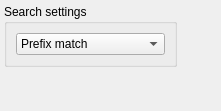
This is src/services/bookmarkindex/bookmarkindexwidget.ui in albertlauncher/albert as Qt 5 draws it before an edit. The edited form follows.
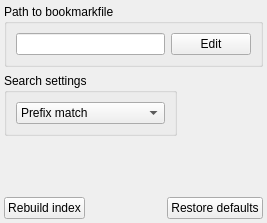
This is the edited form.

The edit to the form file:
```diff
--- a/src/services/bookmarkindex/bookmarkindexwidget.ui
+++ b/src/services/bookmarkindex/bookmarkindexwidget.ui
@@ -2,6 +2,14 @@
 <ui version="4.0">
  <class>BookmarkIndexWidget</class>
  <widget class="QWidget" name="BookmarkIndexWidget">
+  <property name="geometry">
+   <rect>
+    <x>0</x>
+    <y>0</y>
+    <width>267</width>
+    <height>223</height>
+   </rect>
+  </property>
   <layout class="QVBoxLayout" name="verticalLayout_2">
    <property name="leftMargin">
     <number>4</number>
@@ -15,6 +23,29 @@
    <property name="bottomMargin">
     <number>4</number>
    </property>
+   <item>
+    <widget class="QGroupBox" name="groupBox_2">
+     <property name="title">
+      <string>Path to bookmarkfile</string>
+     </property>
+     <layout class="QHBoxLayout" name="horizontalLayout_2">
+      <item>
+       <widget class="QLineEdit" name="le_path">
+        <property name="readOnly">
+         <bool>true</bool>
+        </property>
+       </widget>
+      </item>
+      <item>
+       <widget class="QPushButton" name="pb_editPath">
+        <property name="text">
+         <string>Edit</string>
+        </property>
+       </widget>
+      </item>
+     </layout>
+    </widget>
+   </item>
    <item>
     <layout class="QHBoxLayout" name="horizontalLayout">
      <item>
@@ -73,6 +104,50 @@
      </property>
     </spacer>
    </item>
+   <item>
+    <layout class="QHBoxLayout" name="horizontalLayout_3">
+     <item>
+      <widget class="QPushButton" name="pb_rebuildIndex">
+       <property name="sizePolicy">
+        <sizepolicy hsizetype="Fixed" vsizetype="Fixed">
+         <horstretch>0</horstretch>
+         <verstretch>0</verstretch>
+        </sizepolicy>
+       </property>
+       <property name="text">
+        <string>Rebuild index</string>
+       </property>
+      </widget>
+     </item>
+     <item>
+      <widget class="QLabel" name="lbl_info">
+       <property name="text">
+        <string/>
+       </property>
+      </widget>
+     </item>
+     <item>
+      <spacer name="horizontalSpacer_2">
+       <property name="orientation">
+        <enum>Qt::Horizontal</enum>
+       </property>
+       <property name="sizeHint" stdset="0">
+        <size>
+         <width>40</width>
+         <height>20</height>
+        </size>
+       </property>
+      </spacer>
+     </item>
+     <item>
+      <widget class="QPushButton" name="pb_defaults">
+       <property name="text">
+        <string>Restore defaults</string>
+       </property>
+      </widget>
+     </item>
+    </layout>
+   </item>
   </layout>
  </widget>
  <resources/>
```
